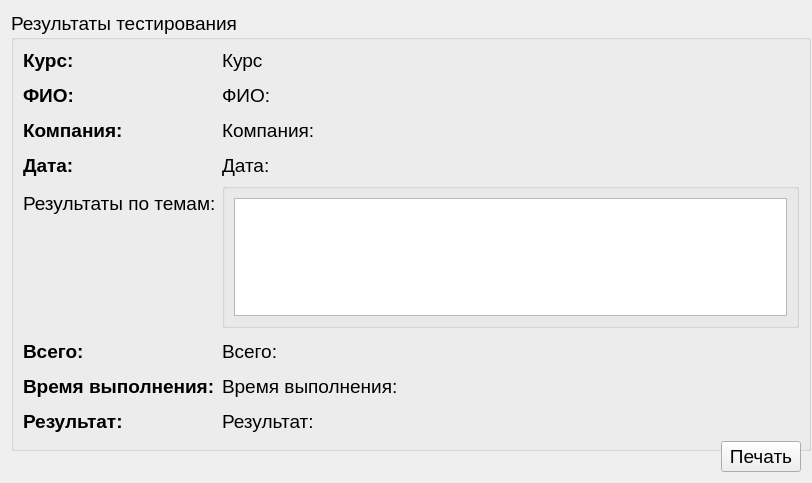
Rayzedan/SystemControlStudent, file fillresult.ui: the form before one commit.
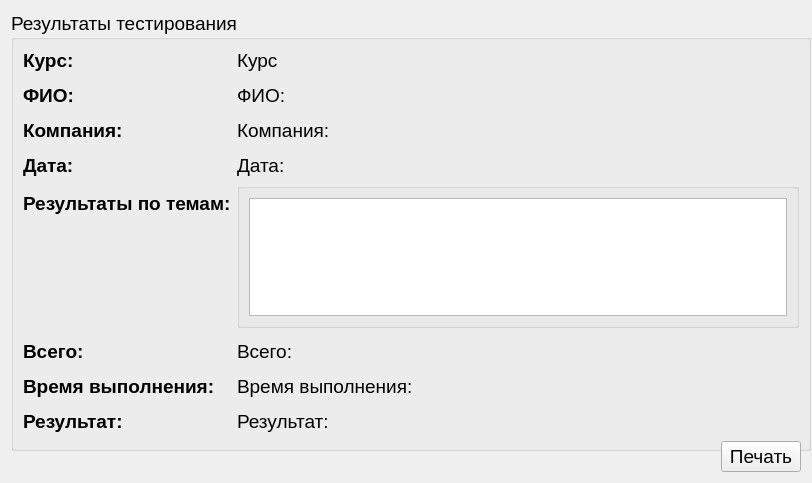
The form after the commit.

```diff
--- a/fillresult.ui
+++ b/fillresult.ui
@@ -190,6 +190,12 @@
         </item>
         <item row="7" column="0">
          <widget class="QLabel" name="label_6">
+          <property name="font">
+           <font>
+            <pointsize>14</pointsize>
+            <bold>true</bold>
+           </font>
+          </property>
           <property name="text">
            <string>Результаты по темам:</string>
           </property>
```
